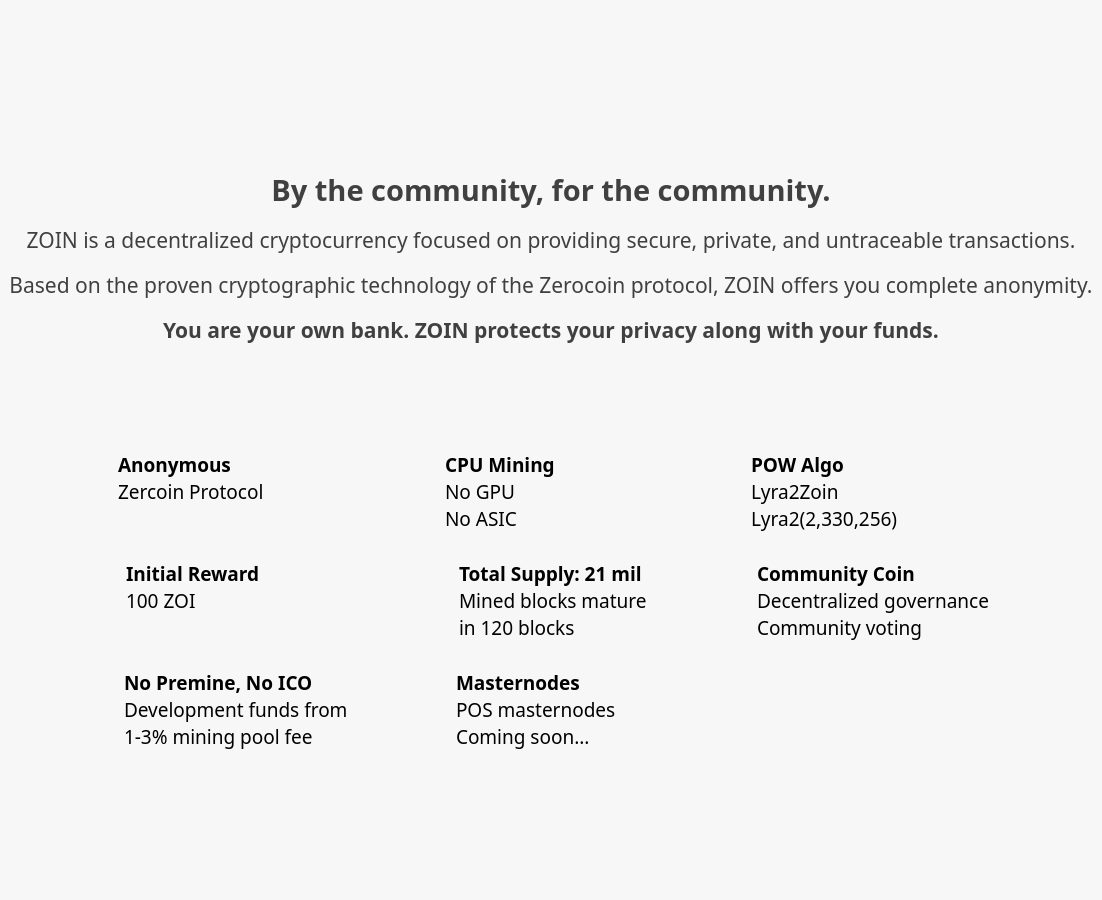
noirofficial/noir, file src/qt/forms/learnmorepage.ui: the form before one commit.
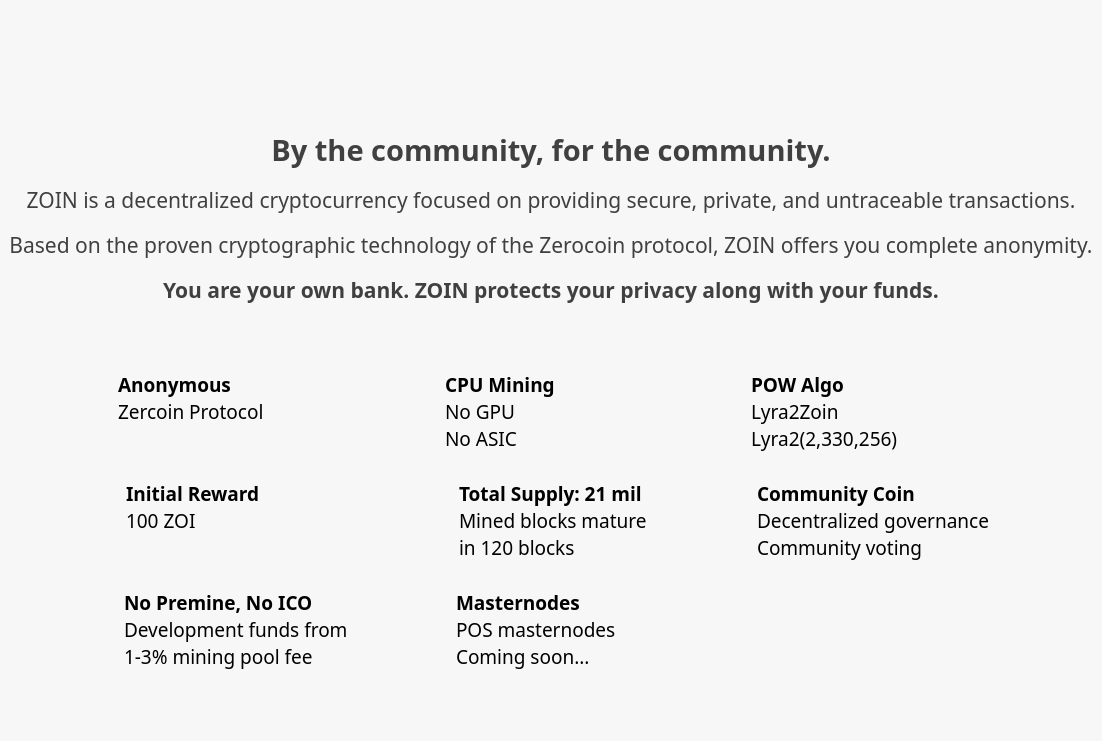
The form after the commit. Icons and pictures are not drawn.

Diff of the .ui file:
```diff
--- a/src/qt/forms/learnmorepage.ui
+++ b/src/qt/forms/learnmorepage.ui
@@ -7,7 +7,7 @@
     <x>0</x>
     <y>0</y>
     <width>800</width>
-    <height>900</height>
+    <height>700</height>
    </rect>
   </property>
   <property name="sizePolicy">
```
